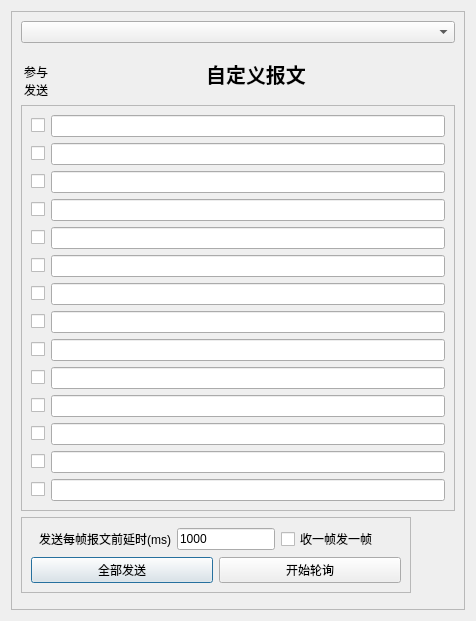
Above: form/dialogsenddata.ui from whx110123/nettool before the change. Below: the same form after it.
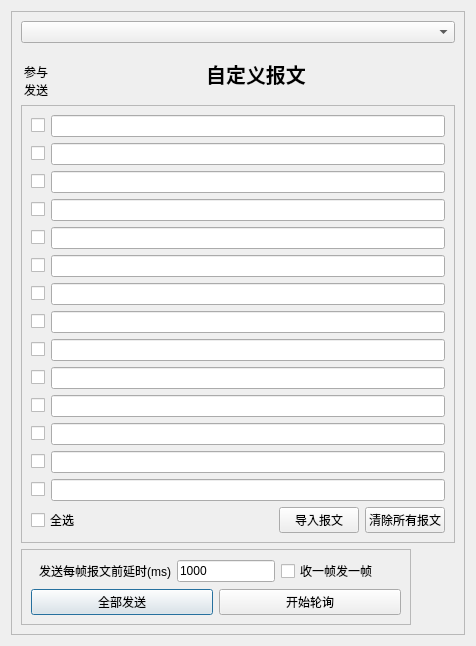
That is the form after the change.

What changed in the file:
```diff
--- a/form/dialogsenddata.ui
+++ b/form/dialogsenddata.ui
@@ -7,7 +7,7 @@
     <x>0</x>
     <y>0</y>
     <width>476</width>
-    <height>621</height>
+    <height>639</height>
    </rect>
   </property>
   <property name="windowTitle">
@@ -396,6 +396,44 @@
            </item>
           </layout>
          </item>
+         <item>
+          <layout class="QHBoxLayout" name="horizontalLayout_19">
+           <item>
+            <widget class="QCheckBox" name="checkBox">
+             <property name="text">
+              <string>全选</string>
+             </property>
+            </widget>
+           </item>
+           <item>
+            <spacer name="horizontalSpacer_2">
+             <property name="orientation">
+              <enum>Qt::Horizontal</enum>
+             </property>
+             <property name="sizeHint" stdset="0">
+              <size>
+               <width>40</width>
+               <height>20</height>
+              </size>
+             </property>
+            </spacer>
+           </item>
+           <item>
+            <widget class="QPushButton" name="pushButton">
+             <property name="text">
+              <string>导入报文</string>
+             </property>
+            </widget>
+           </item>
+           <item>
+            <widget class="QPushButton" name="pushButton_2">
+             <property name="text">
+              <string>清除所有报文</string>
+             </property>
+            </widget>
+           </item>
+          </layout>
+         </item>
         </layout>
        </widget>
       </item>
```
Left out of the diff: 2 changed lines with no effect on the pictures.
